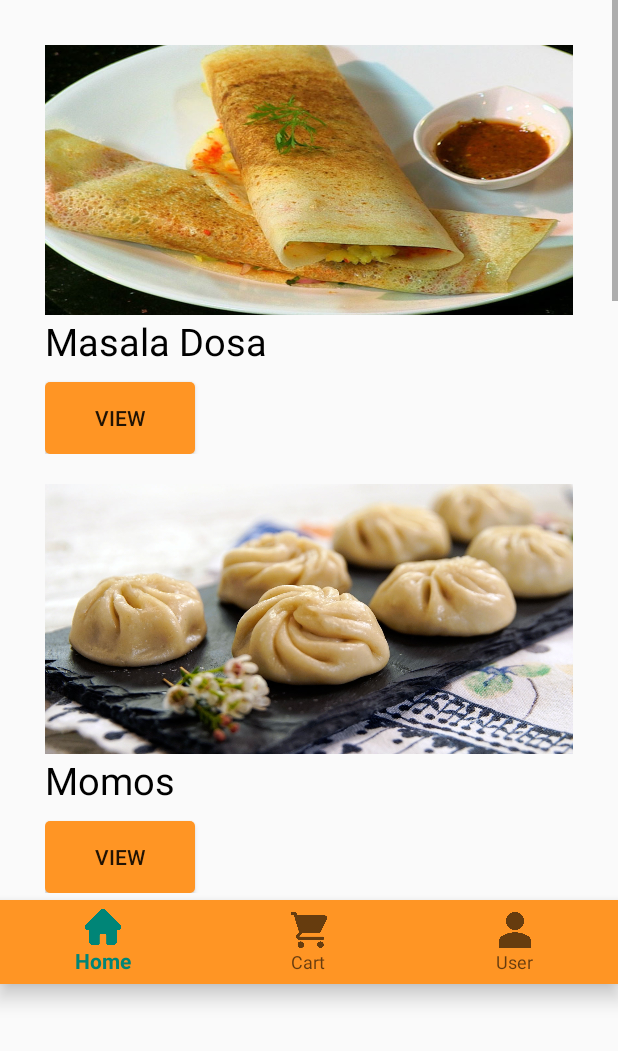
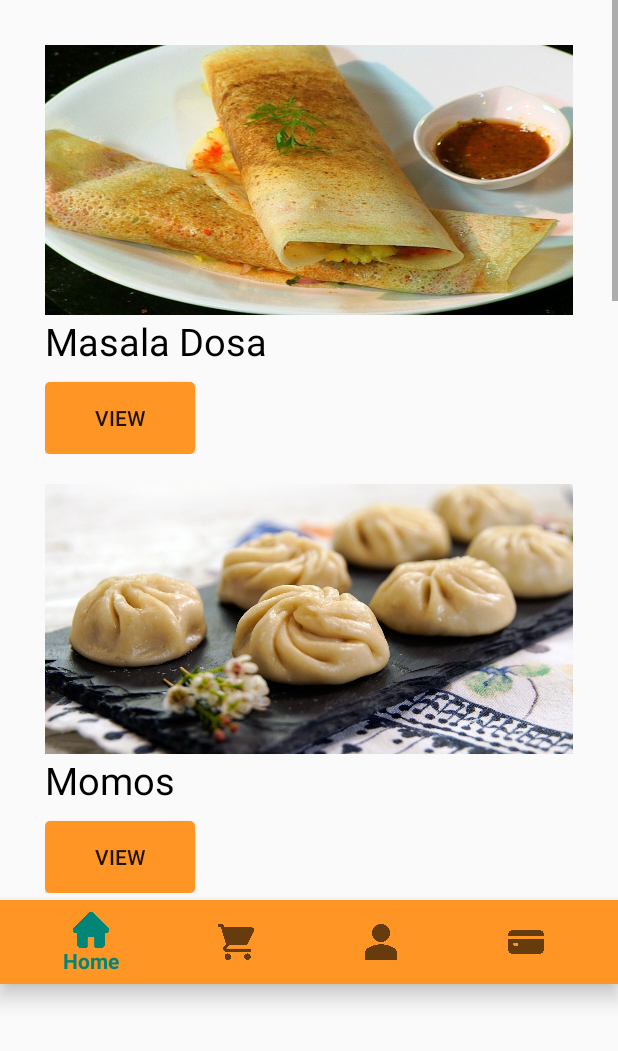
Before and after one commit to Byte-Packet/ChefUp, an Android app: the Menu screen opened directly, with no data from a screen before it, on a phone screen of 412 x 824 dp, the part 75-1126 px from its top. Run offline under Robolectric (Android 15) with nearby library versions, the phone set to English and light mode, and no system bars.

Commit message:
payment image to bottomnavigation in order

```diff
--- a/app/src/main/res/menu/bottom_nav.xml
+++ b/app/src/main/res/menu/bottom_nav.xml
@@ -6,4 +6,6 @@
         android:icon="@drawable/shopping_cart"/>
     <item android:title="User"
         android:icon="@drawable/user"/>
+    <item android:title="Payment"
+        android:icon="@drawable/payh"/>
 </menu>
```
Also changed, not shown: app/src/main/res/drawable-v24/payh.png (added).
